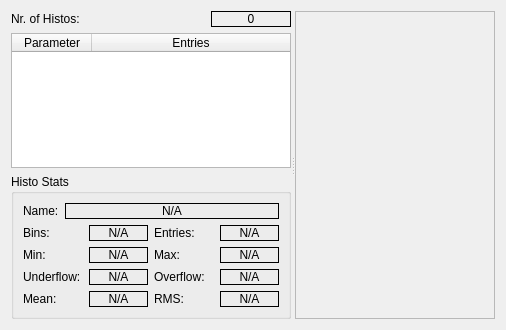
This is gui/src/histogramdataform.ui in MuonPi/muondetector as Qt 5 draws it before an edit. The edited form follows.
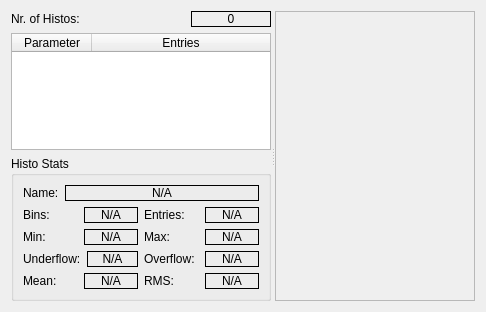
This is the edited form. Custom widgets are drawn as their Qt base class.

Commit message: modified the widget layouts and sizes slightly to allow for a slightly smaller window height

Diff of the .ui file:
```diff
--- a/gui/src/histogramdataform.ui
+++ b/gui/src/histogramdataform.ui
@@ -6,8 +6,8 @@
    <rect>
     <x>0</x>
     <y>0</y>
-    <width>506</width>
-    <height>330</height>
+    <width>486</width>
+    <height>312</height>
    </rect>
   </property>
   <property name="windowTitle">
@@ -19,7 +19,7 @@
      <property name="orientation">
       <enum>Qt::Horizontal</enum>
      </property>
-     <widget class="QWidget" name="">
+     <widget class="QWidget" name="layoutWidget">
       <layout class="QVBoxLayout" name="verticalLayout">
        <item>
         <layout class="QHBoxLayout" name="horizontalLayout">
```
Left out of the diff: 6 changed lines with no effect on the pictures. The commit also changes 9 other files.
